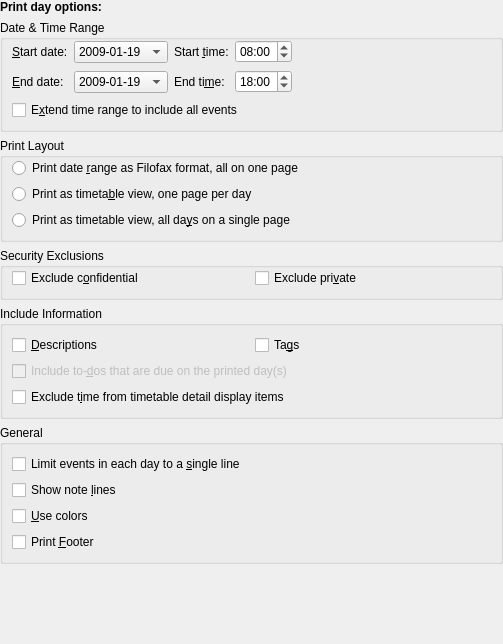
Above: src/printing/calprintdayconfig_base.ui from KDE/calendarsupport before the change. Below: the same form after it.
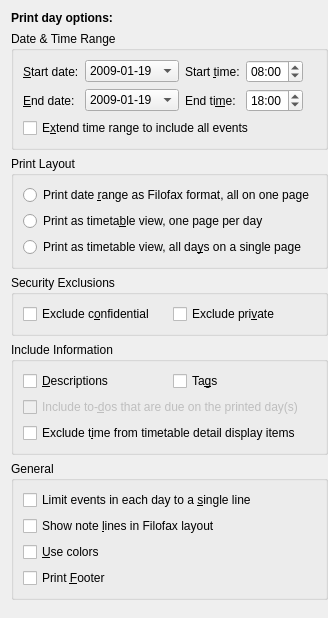
That is the form after the change. Custom widgets are drawn as their Qt base class.

Patch:
```diff
--- a/src/printing/calprintdayconfig_base.ui
+++ b/src/printing/calprintdayconfig_base.ui
@@ -4,27 +4,10 @@
  <comment>Configuration page for the print day mode.</comment>
  <class>CalPrintDayConfig_Base</class>
  <widget class="QWidget" name="CalPrintDayConfig_Base">
-  <property name="geometry">
-   <rect>
-    <x>0</x>
-    <y>0</y>
-    <width>503</width>
-    <height>644</height>
-   </rect>
-  </property>
   <layout class="QVBoxLayout" name="verticalLayout">
-   <property name="leftMargin">
-    <number>0</number>
-   </property>
-   <property name="topMargin">
-    <number>0</number>
-   </property>
    <property name="rightMargin">
     <number>0</number>
    </property>
-   <property name="bottomMargin">
-    <number>0</number>
-   </property>
    <item>
     <widget class="QLabel" name="label">
      <property name="text">
@@ -40,10 +23,7 @@
      <property name="title">
       <string>Date &amp;&amp; Time Range</string>
      </property>
-     <layout class="QGridLayout" name="gridLayout">
-      <property name="topMargin">
-       <number>0</number>
-      </property>
+     <layout class="QGridLayout">
       <item row="0" column="0">
        <widget class="QLabel" name="mFromDateLabel">
         <property name="whatsThis">
@@ -110,12 +90,6 @@
         <property name="sizeType">
          <enum>QSizePolicy::Expanding</enum>
         </property>
-        <property name="sizeHint" stdset="0">
-         <size>
-          <width>97</width>
-          <height>24</height>
-         </size>
-        </property>
        </spacer>
       </item>
       <item row="1" column="0">
@@ -184,12 +158,6 @@
         <property name="sizeType">
          <enum>QSizePolicy::Expanding</enum>
         </property>
-        <property name="sizeHint" stdset="0">
-         <size>
-          <width>97</width>
-          <height>24</height>
-         </size>
-        </property>
        </spacer>
       </item>
       <item row="2" column="0" colspan="5">
@@ -210,11 +178,8 @@
      <property name="title">
       <string>Print Layout</string>
      </property>
-     <layout class="QGridLayout" name="gridLayout_2">
-      <property name="topMargin">
-       <number>0</number>
-      </property>
-      <item row="0" column="0">
+     <layout class="QVBoxLayout">
+      <item>
        <widget class="QRadioButton" name="mPrintTypeFilofax">
         <property name="whatsThis">
          <string>The Filofax format prints the information for the days selected without a timeline.</string>
@@ -224,7 +189,7 @@
         </property>
        </widget>
       </item>
-      <item row="1" column="0">
+      <item>
        <widget class="QRadioButton" name="mPrintTypeTimetable">
         <property name="whatsThis">
          <string>The timetable print view has the times to the left of the page</string>
@@ -232,12 +197,9 @@
         <property name="text">
          <string>Print as timeta&amp;ble view, one page per day</string>
         </property>
-        <property name="checked">
-         <bool>false</bool>
-        </property>
        </widget>
       </item>
-      <item row="2" column="0">
+      <item>
        <widget class="QRadioButton" name="mPrintTypeSingleTimetable">
         <property name="whatsThis">
          <string>The timetable print view has the times to the left of the page, all days are printed as columns in one big timetable.</string>
@@ -245,9 +207,6 @@
         <property name="text">
          <string>Print as timetable view, all da&amp;ys on a single page</string>
         </property>
-        <property name="checked">
-         <bool>false</bool>
-        </property>
        </widget>
       </item>
      </layout>
@@ -259,9 +218,6 @@
       <string>Security Exclusions</string>
      </property>
      <layout class="QHBoxLayout" name="horizontalLayout">
-      <property name="topMargin">
-       <number>0</number>
-      </property>
       <item>
        <widget class="QCheckBox" name="mExcludeConfidential">
         <property name="whatsThis">
@@ -290,7 +246,33 @@
      <property name="title">
       <string>Include Information</string>
      </property>
-     <layout class="QGridLayout" name="gridLayout_4">
+     <layout class="QGridLayout" name="includeInfoLayout">
+      <item row="0" column="0">
+       <widget class="QCheckBox" name="mIncludeDescription">
+        <property name="toolTip">
+         <string>Print item descriptions</string>
+        </property>
+        <property name="whatsThis">
+         <string>Check this option if you want to see the item descriptions printed.</string>
+        </property>
+        <property name="text">
+         <string>&amp;Descriptions</string>
+        </property>
+       </widget>
+      </item>
+      <item row="0" column="1">
+       <widget class="QCheckBox" name="mIncludeCategories">
+        <property name="toolTip">
+         <string>Print item tags</string>
+        </property>
+        <property name="whatsThis">
+         <string>Check this option if you want to see the item tags printed.</string>
+        </property>
+        <property name="text">
+         <string>Ta&amp;gs</string>
+        </property>
+       </widget>
+      </item>
       <item row="1" column="0" colspan="2">
        <widget class="QCheckBox" name="mIncludeTodos">
         <property name="enabled">
@@ -314,32 +296,6 @@
         </property>
        </widget>
       </item>
-      <item row="0" column="0">
-       <widget class="QCheckBox" name="mIncludeDescription">
-        <property name="toolTip">
-         <string>Print item descriptions</string>
-        </property>
-        <property name="whatsThis">
-         <string>Check this option if you want to see the item descriptions printed.</string>
-        </property>
-        <property name="text">
-         <string>&amp;Descriptions</string>
-        </property>
-       </widget>
-      </item>
-      <item row="0" column="1">
-       <widget class="QCheckBox" name="mIncludeCategories">
-        <property name="toolTip">
-         <string>Print item tags</string>
-        </property>
-        <property name="whatsThis">
-         <string>Check this option if you want to see the item tags printed.</string>
-        </property>
-        <property name="text">
-         <string>Ta&amp;gs</string>
-        </property>
-       </widget>
-      </item>
      </layout>
     </widget>
    </item>
@@ -348,8 +304,8 @@
      <property name="title">
       <string comment="@title general print settings">General</string>
      </property>
-     <layout class="QGridLayout" name="gridLayout_3">
-      <item row="0" column="0">
+     <layout class="QVBoxLayout" name="generalLayout">
+      <item>
        <widget class="QCheckBox" name="mSingleLineLimit">
         <property name="toolTip">
          <string>Print items on one line</string>
@@ -362,18 +318,8 @@
         </property>
        </widget>
       </item>
-      <item row="1" column="0">
+      <item>
        <widget class="QCheckBox" name="mShowNoteLines">
-        <property name="whatsThis">
-         <string>Check this option to draw note lines </string>
-        </property>
-        <property name="text">
-         <string>Show note &amp;lines</string>
-        </property>
-       </widget>
-      </item>
-      <item row="3" column="0">
-       <widget class="QCheckBox" name="mPrintFooter">
         <property name="toolTip">
          <string>Print a datetime footer on each page</string>
         </property>
@@ -381,11 +327,11 @@
          <string>Check this box if you want to print a small footer on each page that contains the date of the print.</string>
         </property>
         <property name="text">
-         <string>Print &amp;Footer</string>
+         <string>Show note &amp;lines in Filofax layout</string>
         </property>
        </widget>
       </item>
-      <item row="2" column="0">
+      <item>
        <widget class="QCheckBox" name="mColors">
         <property name="toolTip">
          <string>Print in color</string>
@@ -398,6 +344,19 @@
         </property>
        </widget>
       </item>
+      <item>
+       <widget class="QCheckBox" name="mPrintFooter">
+        <property name="toolTip">
+         <string>Print a datetime footer on each page</string>
+        </property>
+        <property name="whatsThis">
+         <string>Check this box if you want to print a small footer on each page that contains the date of the print.</string>
+        </property>
+        <property name="text">
+         <string>Print &amp;Footer</string>
+        </property>
+       </widget>
+      </item>
      </layout>
     </widget>
    </item>
@@ -406,12 +365,6 @@
      <property name="orientation">
       <enum>Qt::Vertical</enum>
      </property>
-     <property name="sizeHint" stdset="0">
-      <size>
-       <width>20</width>
-       <height>73</height>
-      </size>
-     </property>
     </spacer>
    </item>
   </layout>
```
Left out of the diff: 76 changed lines with no effect on the pictures.
